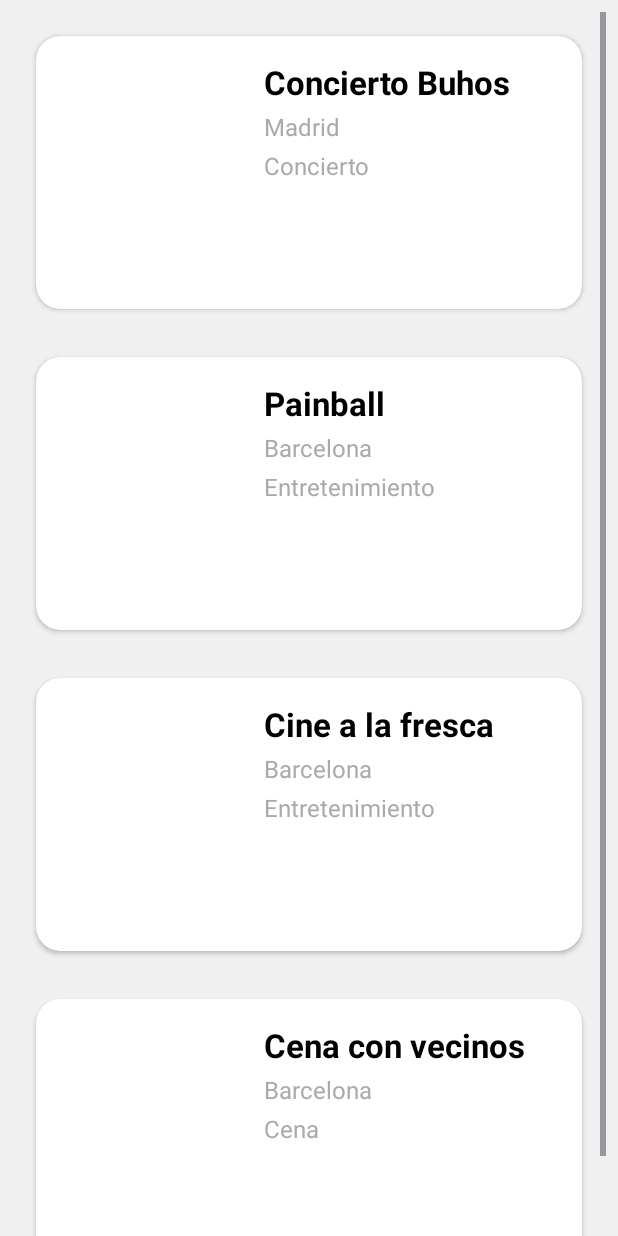
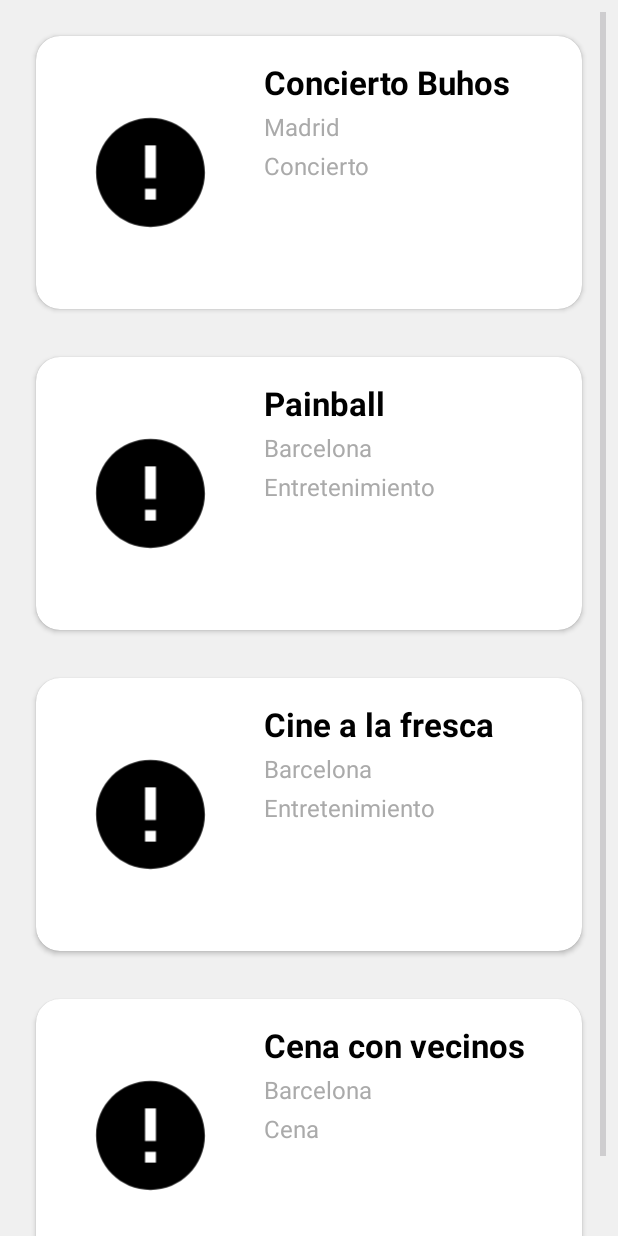
Before and after one commit to enrikku/ProjecteGranCentre, an Android app: the events screen opened directly, with no data from a screen before it, on a phone screen of 412 x 824 dp. Run offline under Robolectric (Android 15) with nearby library versions, the phone set to English and light mode, and no system bars; pictures from the network do not load.

Commit message:
Retoques finales 2

```diff
--- a/app/src/main/java/com/example/gran_centre/Eventos/EventoAdapter.java
+++ b/app/src/main/java/com/example/gran_centre/Eventos/EventoAdapter.java
@@ -4,11 +4,14 @@ import android.content.Context;
 import android.view.LayoutInflater;
 import android.view.View;
 import android.view.ViewGroup;
+import android.widget.ImageView;
 import android.widget.TextView;
+import android.widget.Toast;
 
 import androidx.annotation.NonNull;
 import androidx.recyclerview.widget.RecyclerView;
 
+import com.bumptech.glide.Glide;
 import com.example.gran_centre.R;
 
 import java.util.ArrayList;
@@ -29,22 +32,21 @@ public class EventoAdapter extends RecyclerView.Adapter<EventoAdapter.ViewHolder
         return new EventoAdapter.ViewHolder(view);
     }
 
-
-
     @Override
     public void onBindViewHolder(@NonNull EventoAdapter.ViewHolder holder, int position) {
         clEventos evento = eventos.get(position);
 
         // Set data to views
 
+        Toast.makeText(context, evento.getImg(), Toast.LENGTH_SHORT).show();
+
+        Glide.with(context)
+                .load(evento.getImg())
+                .error(R.drawable.ic_error_foreground)
+                .into(holder.imageViewCompany);
+
             holder.textViewEventoNombre.setText(evento.getNom());
-
-
-
             holder.textViewEventoCiudad.setText(evento.getCiudad());
-
-
-
             holder.textViewEventoCategoria.setText(evento.getCategoria());
 
     }
@@ -59,6 +61,7 @@ public class EventoAdapter extends RecyclerView.Adapter<EventoAdapter.ViewHolder
         private TextView textViewEventoNombre;
         private TextView textViewEventoCiudad;
         private TextView textViewEventoCategoria;
+        private ImageView imageViewCompany;
 
         public ViewHolder(@NonNull View itemView) {
             super(itemView);
@@ -67,6 +70,7 @@ public class EventoAdapter extends RecyclerView.Adapter<EventoAdapter.ViewHolder
             textViewEventoNombre = itemView.findViewById(R.id.textViewEventoNombre);
             textViewEventoCiudad = itemView.findViewById(R.id.textViewEventoCiudad);
             textViewEventoCategoria = itemView.findViewById(R.id.textViewEventoCategoria);
+            imageViewCompany = itemView.findViewById(R.id.imageViewCompany);
         }
 
     }
--- a/app/src/main/java/com/example/gran_centre/Eventos/clEventos.java
+++ b/app/src/main/java/com/example/gran_centre/Eventos/clEventos.java
@@ -6,10 +6,13 @@ public class clEventos {
     private  String ciudad;
     private String categoria;
 
-    public clEventos(String nombre, String ciudad, String categoria){
+    private String img;
+
+    public clEventos(String nombre, String ciudad, String categoria, String img){
         this.nom = nombre;
         this.ciudad = ciudad;
         this.categoria = categoria;
+        this.img = img;
     }
 
     public String getNom(){
@@ -23,4 +26,8 @@ public class clEventos {
     public String getCategoria(){
         return this.categoria;
     }
+
+    public String getImg(){
+        return this.img;
+    }
 }
--- a/app/src/main/java/com/example/gran_centre/events.java
+++ b/app/src/main/java/com/example/gran_centre/events.java
@@ -39,10 +39,10 @@ public class events extends AppCompatActivity {
 
     public void addEventos()
     {
-        listaEventos.add(new clEventos("Concierto Buhos", "Madrid", "Concierto"));
-        listaEventos.add(new clEventos("Painball", "Barcelona", "Entretenimiento"));
-        listaEventos.add(new clEventos("Cine a la fresca", "Barcelona", "Entretenimiento"));
-        listaEventos.add(new clEventos("Cena con vecinos", "Barcelona", "Cena"));
+        listaEventos.add(new clEventos("Concierto Buhos", "Madrid", "Concierto", "https://media.timeout.com/images/106059079/image.jpg"));
+        listaEventos.add(new clEventos("Painball", "Barcelona", "Entretenimiento", "https://png.pngtree.com/png-vector/20201224/ourmid/pngtree-culture-and-entertainment-internet-live-broadcast-promotion-business-marketing-2-5d-png-image_2620020.jpg"));
+        listaEventos.add(new clEventos("Cine a la fresca", "Barcelona", "Entretenimiento", "https://png.pngtree.com/png-vector/20201224/ourmid/pngtree-culture-and-entertainment-internet-live-broadcast-promotion-business-marketing-2-5d-png-image_2620020.jpg"));
+        listaEventos.add(new clEventos("Cena con vecinos", "Barcelona", "Cena", "https://upload.wikimedia.org/wikipedia/commons/1/1d/Cena_Navide%C3%B1a.JPG"));
     }
 
     private void initRecyclerView()
```
